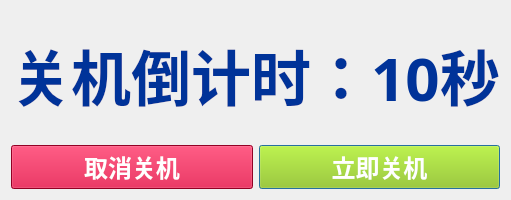
Old version of the form ui/shutdown.ui in the repository Return-Log/Education-Clock.
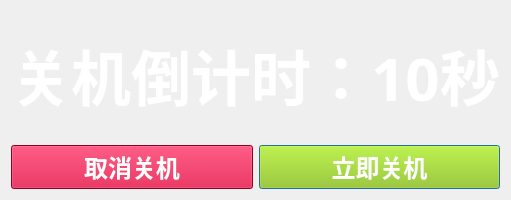
New version of the form.

What changed in the file:
```diff
--- a/ui/shutdown.ui
+++ b/ui/shutdown.ui
@@ -53,7 +53,7 @@
       <string notr="true">font-size: 60px; font-weight: bold; font-family: 'SimHei'; color: #003399;</string>
      </property>
      <property name="text">
-      <string>关机倒计时：10秒</string>
+      <string>&lt;html&gt;&lt;head/&gt;&lt;body&gt;&lt;p&gt;&lt;span style=&quot; font-size:45pt; color:#ffffff;&quot;&gt;关机倒计时：10秒&lt;/span&gt;&lt;/p&gt;&lt;/body&gt;&lt;/html&gt;</string>
      </property>
      <property name="alignment">
       <set>Qt::AlignCenter</set>
```
